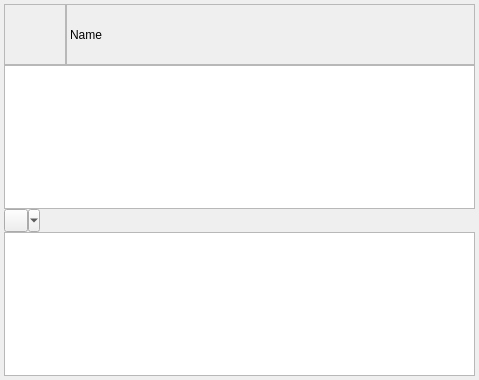
Above: branch/Rewrite/UI/dialogprivatemessage.ui from c3c/quazaa before the change. Below: the same form after it.
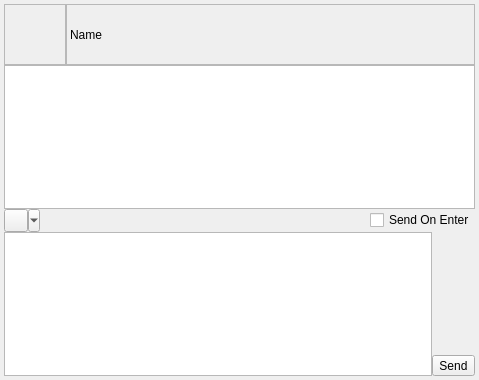
That is the form after the change. Icons and pictures are not drawn.

Commit message: Getting ui for private messages redy for private message support. Made WinMain::Event() private.

```diff
--- a/branch/Rewrite/UI/dialogprivatemessage.ui
+++ b/branch/Rewrite/UI/dialogprivatemessage.ui
@@ -55,7 +55,7 @@
      </property>
     </widget>
    </item>
-   <item row="0" column="1">
+   <item row="0" column="1" colspan="3">
     <widget class="QLabel" name="labelName">
      <property name="frameShape">
       <enum>QFrame::StyledPanel</enum>
@@ -65,14 +65,14 @@
      </property>
     </widget>
    </item>
-   <item row="1" column="0" colspan="2">
+   <item row="1" column="0" colspan="4">
     <widget class="QTextEdit" name="textEditMessages">
      <property name="readOnly">
       <bool>true</bool>
      </property>
     </widget>
    </item>
-   <item row="2" column="0" colspan="2">
+   <item row="2" column="0" colspan="4">
     <layout class="QHBoxLayout" name="horizontalLayout">
      <item>
       <widget class="QToolButton" name="toolButtonSmileys">
@@ -104,10 +104,61 @@
        </property>
       </spacer>
      </item>
+     <item>
+      <widget class="QCheckBox" name="checkBoxSendOnEnter">
+       <property name="text">
+        <string>Send On Enter</string>
+       </property>
+      </widget>
+     </item>
     </layout>
    </item>
-   <item row="3" column="0" colspan="2">
-    <widget class="QTextEdit" name="textEditMessageInput"/>
+   <item row="3" column="0" colspan="3">
+    <widget class="QTextEdit" name="textEditMessageInput">
+     <property name="sizePolicy">
+      <sizepolicy hsizetype="Expanding" vsizetype="Expanding">
+       <horstretch>1</horstretch>
+       <verstretch>0</verstretch>
+      </sizepolicy>
+     </property>
+    </widget>
+   </item>
+   <item row="3" column="3">
+    <layout class="QVBoxLayout" name="verticalLayout">
+     <item>
+      <spacer name="verticalSpacer">
+       <property name="orientation">
+        <enum>Qt::Vertical</enum>
+       </property>
+       <property name="sizeHint" stdset="0">
+        <size>
+         <width>0</width>
+         <height>40</height>
+        </size>
+       </property>
+      </spacer>
+     </item>
+     <item>
+      <widget class="QToolButton" name="toolButtonSend">
+       <property name="sizePolicy">
+        <sizepolicy hsizetype="Fixed" vsizetype="Fixed">
+         <horstretch>0</horstretch>
+         <verstretch>0</verstretch>
+        </sizepolicy>
+       </property>
+       <property name="text">
+        <string>Send</string>
+       </property>
+       <property name="icon">
+        <iconset resource="../Resource.qrc">
+         <normaloff>:/Resource/Chat/Send.png</normaloff>:/Resource/Chat/Send.png</iconset>
+       </property>
+       <property name="toolButtonStyle">
+        <enum>Qt::ToolButtonTextBesideIcon</enum>
+       </property>
+      </widget>
+     </item>
+    </layout>
    </item>
   </layout>
  </widget>
```
